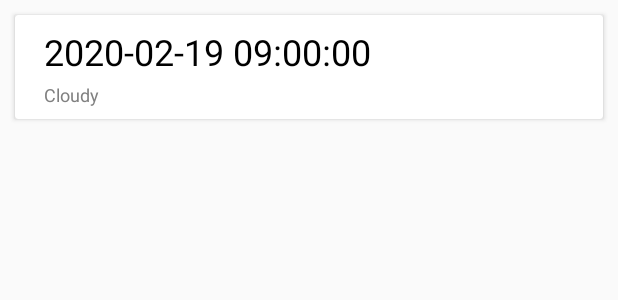
After one commit to Vimosanan/WeatherAndroidApplication, an Android app: the layout card_view_weather_data.xml on its own in the app's theme, with its tools: preview values and no code run, on a phone screen of 412 x 824 dp. The commit adds this screen. Shown: the top 300 px of the screen. Run offline under Robolectric (Android 15) with nearby library versions, the phone set to English and light mode, and no system bars.

Commit message:
add weather adapter

```diff
--- a/app/build.gradle
+++ b/app/build.gradle
@@ -33,6 +33,11 @@ dependencies {
     androidTestImplementation 'androidx.test.ext:junit:1.1.1'
     androidTestImplementation 'androidx.test.espresso:espresso-core:3.2.0'
 
+    //card view
+    implementation "androidx.cardview:cardview:$rootProject.cardViewVersion"
+    //recycler view
+    implementation "androidx.recyclerview:recyclerview:$rootProject.recyclerViewVersion"
+
     // ViewModel and LiveData
     implementation "androidx.lifecycle:lifecycle-viewmodel-ktx:$rootProject.lifecycle_version"
     implementation "androidx.lifecycle:lifecycle-livedata-ktx:$rootProject.lifecycle_version"
--- /dev/null
+++ b/app/src/main/res/layout/card_view_weather_data.xml
@@ -0,0 +1,57 @@
+<?xml version="1.0" encoding="utf-8"?>
+<androidx.cardview.widget.CardView xmlns:android="http://schemas.android.com/apk/res/android"
+    xmlns:app="http://schemas.android.com/apk/res-auto"
+    xmlns:tools="http://schemas.android.com/tools"
+    android:layout_width="match_parent"
+    android:layout_height="wrap_content"
+    android:layout_margin="10dp"
+    android:elevation="5dp"
+    android:padding="15dp">
+
+    <androidx.constraintlayout.widget.ConstraintLayout
+        android:layout_width="match_parent"
+        android:layout_height="wrap_content">
+
+        <TextView
+            android:id="@+id/txtDate"
+            android:layout_width="300dp"
+            android:layout_height="wrap_content"
+            android:layout_marginStart="8dp"
+            android:layout_marginTop="8dp"
+            android:layout_marginEnd="8dp"
+            android:textAllCaps="false"
+            android:textColor="@color/colorBlack"
+            android:textSize="24dp"
+            app:layout_constraintEnd_toStartOf="@+id/imgWeather"
+            app:layout_constraintStart_toStartOf="parent"
+            app:layout_constraintTop_toTopOf="parent"
+            tools:text="2020-02-19 09:00:00" />
+
+        <TextView
+            android:id="@+id/txtWeather"
+            android:layout_width="0dp"
+            android:layout_height="wrap_content"
+            android:layout_marginTop="4dp"
+            android:layout_marginBottom="8dp"
+            android:textColor="@color/colorGreyDark"
+            android:textSize="12dp"
+            app:layout_constraintBottom_toBottomOf="parent"
+            app:layout_constraintEnd_toEndOf="@+id/txtDate"
+            app:layout_constraintStart_toStartOf="@+id/txtDate"
+            app:layout_constraintTop_toBottomOf="@+id/txtDate"
+            app:layout_constraintVertical_bias="0.0"
+            tools:text="Cloudy" />
+
+        <ImageView
+            android:id="@+id/imgWeather"
+            android:layout_width="45dp"
+            android:layout_height="45dp"
+            android:layout_marginEnd="8dp"
+            app:layout_constraintBottom_toBottomOf="@+id/txtWeather"
+            app:layout_constraintEnd_toEndOf="parent"
+            app:layout_constraintTop_toTopOf="@+id/txtDate" />
+
+    </androidx.constraintlayout.widget.ConstraintLayout>
+
+
+</androidx.cardview.widget.CardView>
--- a/app/src/main/res/values/colors.xml
+++ b/app/src/main/res/values/colors.xml
@@ -3,4 +3,8 @@
     <color name="colorPrimary">#008577</color>
     <color name="colorPrimaryDark">#00574B</color>
     <color name="colorAccent">#D81B60</color>
+
+    <color name="colorBlack">#000000</color>
+    <color name="colorWhite">#FFFFFF</color>
+    <color name="colorGreyDark">#808080</color>
 </resources>
--- a/build.gradle
+++ b/build.gradle
@@ -36,6 +36,8 @@ ext {
     // App dependencies
     supportLibraryVersion = '28.0.1'
     lifecycle_version = "2.2.0"
+    cardViewVersion = '1.0.0'
+    recyclerViewVersion = '1.1.0'
 
     retrofit2Version = '2.6.1'
     dagger2Version = '2.26'
```
Also changed, not shown: app/src/main/java/com/vimosanan/weatherandroidapplication/ui/adapters/WeatherDataAdapter.kt (added, +55 -0 lines).
